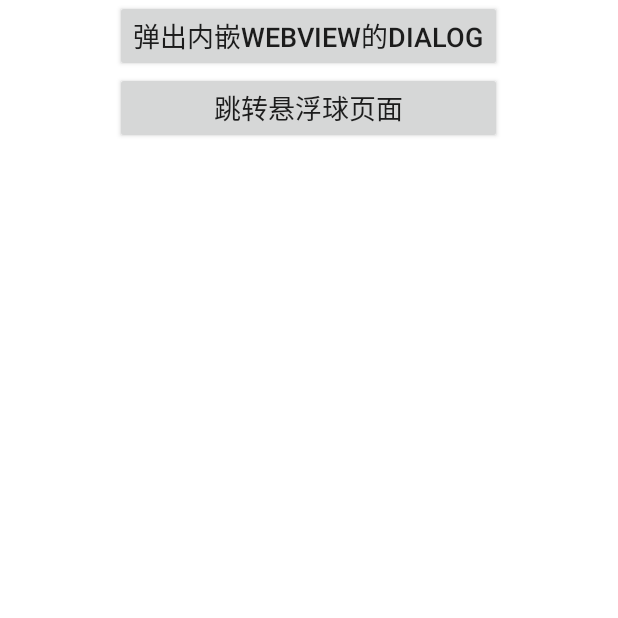
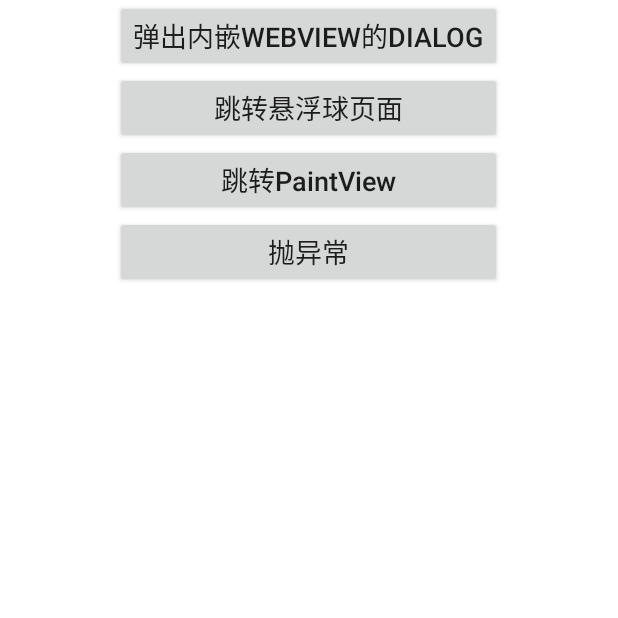
Before and after one commit to l0z0y/Android, an Android app: the screen it shows after launch (MainActivity), on a phone screen of 412 x 824 dp, the top half of it. Run offline under Robolectric (Android 15) with nearby library versions, the phone set to English and light mode, and no system bars.

Commit message:
加入PaintView

```diff
--- a/app/src/main/java/com/customizedemo/customizeview/MainActivity.java
+++ b/app/src/main/java/com/customizedemo/customizeview/MainActivity.java
@@ -54,12 +54,39 @@ public class MainActivity extends Activity {
             @Override
             public void onClick(View v) {
                 startActivity(intent);
-                throw  new NullPointerException();
             }
         });
         button.setText("跳转悬浮球页面");
         button.setTextSize(18);
         linearLayout.addView(button, params);
+
+        Intent intent1 = new Intent(MainActivity.this, PanitActivity.class);
+        Button button1 = new Button(this);
+        button1.setOnClickListener(new View.OnClickListener() {
+            @Override
+            public void onClick(View v) {
+                startActivity(intent1);
+            }
+        });
+        button1.setText("跳转PaintView");
+        button1.setAllCaps(false);
+        button1.setTextSize(18);
+        linearLayout.addView(button1, params);
+
+
+        Button button2 = new Button(this);
+        button2.setOnClickListener(new View.OnClickListener() {
+            @Override
+            public void onClick(View v) {
+                throw new NullPointerException();
+            }
+        });
+        button2.setText("抛异常");
+        button2.setTextSize(18);
+        linearLayout.addView(button2, params);
+
+
+
     }
 
 
```
Also changed, not shown: app/src/main/AndroidManifest.xml (+8 -4 lines), app/src/main/java/com/customizedemo/customizeview/PanitActivity.java (added, +17 -0 lines), mylibrary/src/main/java/com/customizedemo/mylibrary/view/PaintView.java (added, +105 -0 lines).
